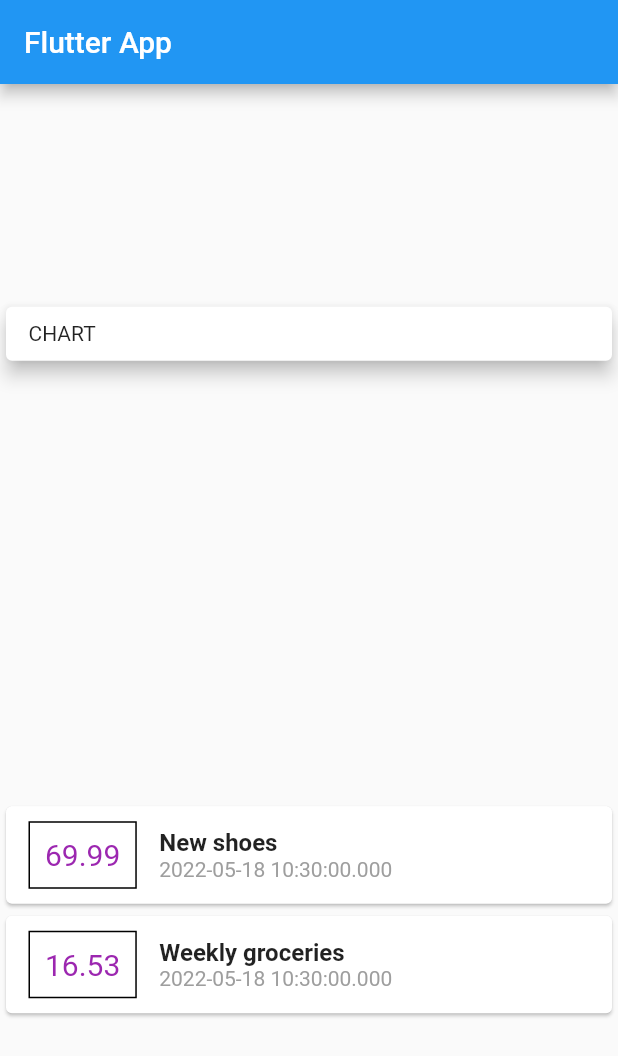
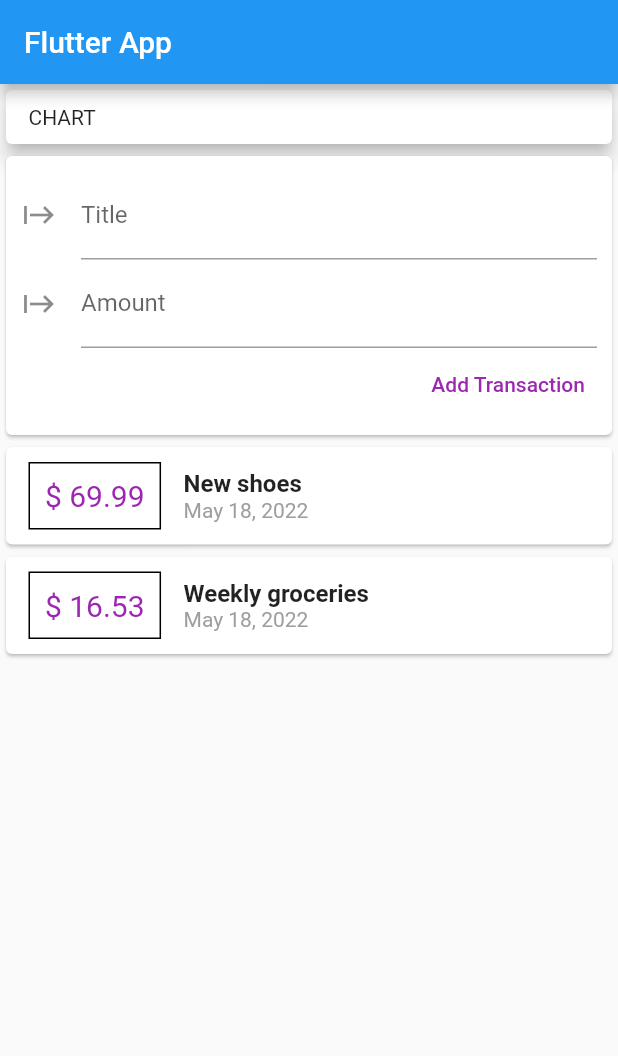
Before and after one commit to benkigera/expenses_tracker_app, a Flutter app: the screen it shows after launch, on a phone screen of 412 x 824 dp. Shown: the top 1056 px of the screen. Run offline on Flutter 3.47's test engine with Material 2 defaults, Android fonts, the phone set to English and light mode, and no system bars.

```diff
--- a/lib/main.dart
+++ b/lib/main.dart
@@ -1,4 +1,5 @@
 import 'package:flutter/material.dart';
+import 'package:intl/intl.dart';
 
 import './transaction.dart';
 
@@ -30,6 +31,13 @@ class MyHomePage extends StatelessWidget {
     )
   ];
 
+  //User input properties
+  // String titleInput;
+  // String amountInput;
+
+  final titleController = TextEditingController();
+  final amountController = TextEditingController();
+
   @override
   Widget build(BuildContext context) {
     return Scaffold(
@@ -37,7 +45,8 @@ class MyHomePage extends StatelessWidget {
           title: const Text('Flutter App'),
         ),
         body: Column(
-          mainAxisAlignment: MainAxisAlignment.spaceAround,
+          //mainAxisAlignment: MainAxisAlignment.spaceAround,
+          crossAxisAlignment: CrossAxisAlignment.stretch,
           children: [
             Card(
               child: Container(
@@ -45,12 +54,48 @@ class MyHomePage extends StatelessWidget {
                     vertical: 10,
                     horizontal: 15,
                   ),
-                  decoration: BoxDecoration(),
+                  decoration: const BoxDecoration(),
                   width: double.infinity,
                   child: const Text(
                     'CHART',
                   )),
               elevation: 5,
+            ),
+            Card(
+              child: Container(
+                padding: EdgeInsets.all(10),
+                child: Column(
+                  crossAxisAlignment: CrossAxisAlignment.end,
+                  children: [
+                    TextField(
+                      onChanged: (val) {
+                        //  amountInput = val;
+                      },
+                      controller: titleController,
+                      decoration: InputDecoration(
+                          icon: Icon(Icons.start), labelText: 'Title'),
+                    ),
+                    TextField(
+                      onChanged: (val) {
+                        //titleInput = val;
+                      },
+                      controller: amountController,
+                      decoration: InputDecoration(
+                          icon: Icon(Icons.start), labelText: 'Amount'),
+                    ),
+                    TextButton(
+                      child: Text("Add Transaction"),
+                      style: ButtonStyle(
+                          foregroundColor:
+                              MaterialStateProperty.all(Colors.purple)),
+                      onPressed: () {
+                        // print(titleInput);
+                        //print(amountInput);
+                      },
+                    )
+                  ],
+                ),
+              ),
             ),
             Column(
               children: transactions.map((tx) {
@@ -65,7 +110,7 @@ class MyHomePage extends StatelessWidget {
                         ),
                         decoration: BoxDecoration(border: Border.all()),
                         child: Text(
-                          tx.amount.toString(),
+                          "\$ ${tx.amount}",
                           style: const TextStyle(
                               fontSize: 20, color: Colors.purple),
                         )),
@@ -78,7 +123,7 @@ class MyHomePage extends StatelessWidget {
                               fontSize: 16,
                             )),
                         Text(
-                          tx.date.toString(),
+                          DateFormat.yMMMd().format(tx.date),
                           style: const TextStyle(
                             color: Colors.grey,
                           ),
--- a/pubspec.yaml
+++ b/pubspec.yaml
@@ -23,6 +23,7 @@ environment:
 dependencies:
   flutter:
     sdk: flutter
+  intl: ^0.15.8
 
 
   # The following adds the Cupertino Icons font to your application.
```
Also changed, not shown: pubspec.lock.
